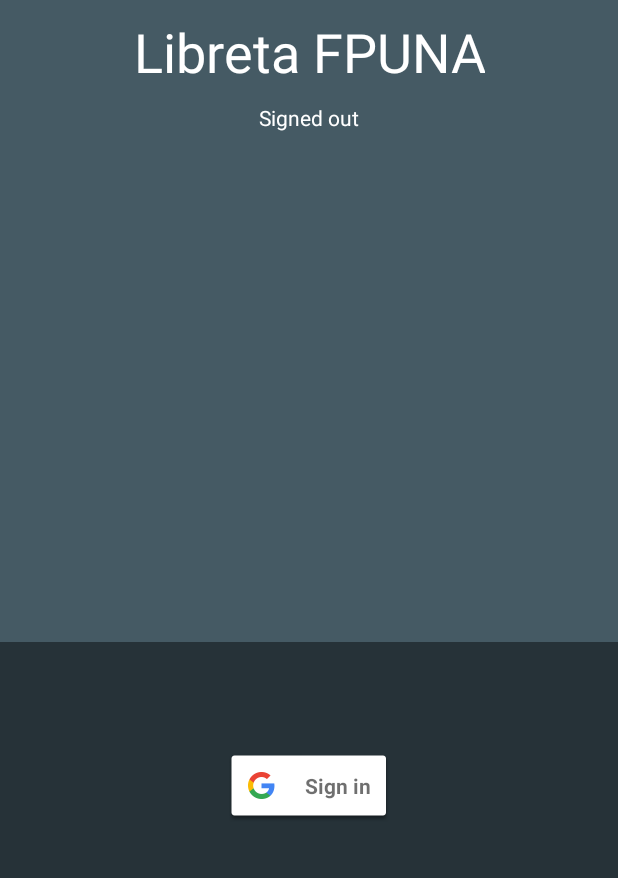
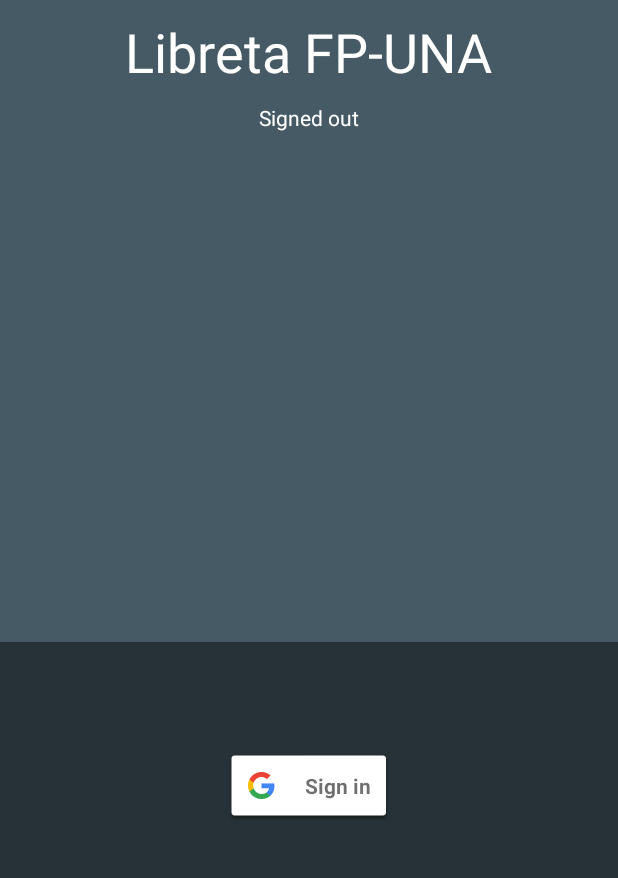
Before and after one commit to OsmarRomero94/IngeSof2, an Android app: the screen it shows after launch (SignInActivity), on a phone screen of 412 x 824 dp, the part 306-1184 px from its top. Run offline under Robolectric (Android 15) with nearby library versions, the phone set to English and light mode, and no system bars.

Commit message:
Actualizacion Proyecto

```diff
--- a/AppPol/app/src/main/AndroidManifest.xml
+++ b/AppPol/app/src/main/AndroidManifest.xml
@@ -12,19 +12,18 @@
         <activity android:name=".SignInActivity">
             <intent-filter>
                 <action android:name="android.intent.action.MAIN" />
-
                 <category android:name="android.intent.category.LAUNCHER" />
             </intent-filter>
         </activity>
         <activity
             android:name=".hijodetalle.HijoDetalleActivity"
             android:label="@string/title_activity_hijo_detalle"
-            android:theme="@style/AppTheme.NoActionBar"></activity>
+            android:theme="@style/AppTheme.NoActionBar">
+        </activity>
         <activity
             android:name=".hijo.HijoActivity"
             android:label="@string/title_activity_hijo"
             android:theme="@style/AppTheme.NoActionBar">
-
         </activity>
     </application>
 
--- a/AppPol/app/src/main/res/values/strings.xml
+++ b/AppPol/app/src/main/res/values/strings.xml
@@ -25,7 +25,7 @@
     <!-- signinActivity-->
     <string name="sign_out">SIGUIENTE</string>
     <string name="revocar">DESCONECTAR</string>
-    <string name="title_text">Libreta FPUNA</string>
+    <string name="title_text">Libreta FP-UNA</string>
 
     <!-- Sign-in status messages -->
     <string name="signed_in_fmt">Signed in as: %s</string>
```
